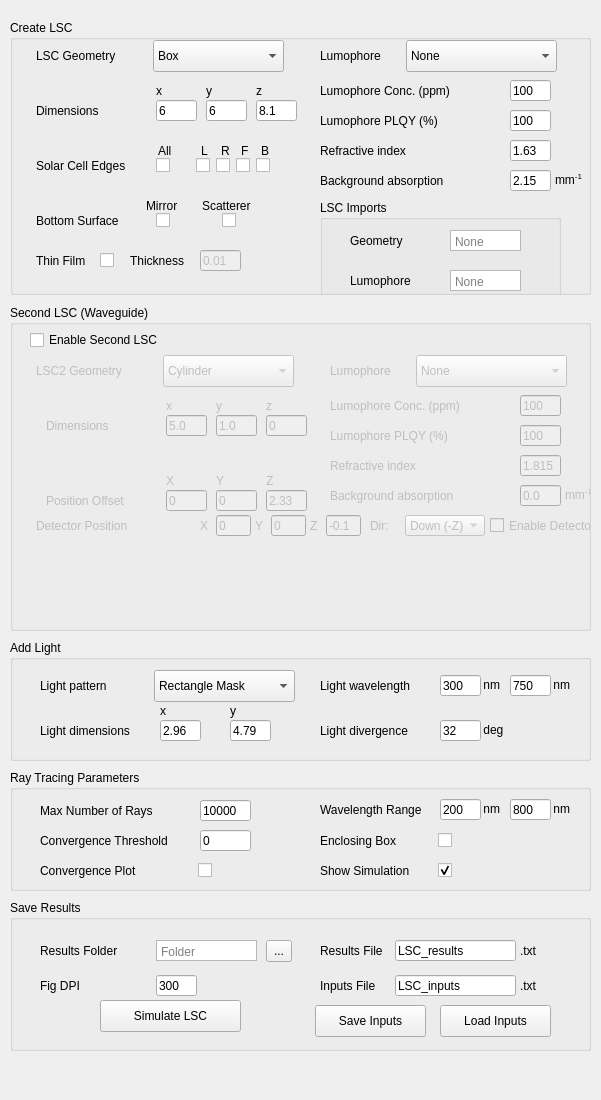
Above: GUI/form.ui from ZZ2k-IC/pvtrace-master before the change. Below: the same form after it.
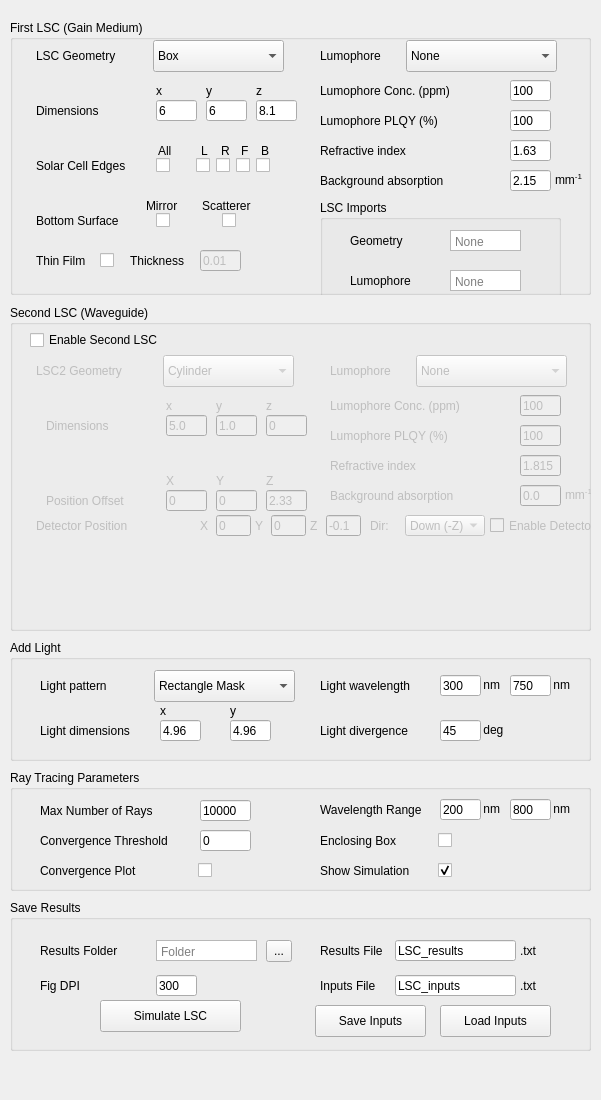
That is the form after the change.

Diff of the .ui file:
```diff
--- a/GUI/form.ui
+++ b/GUI/form.ui
@@ -38,7 +38,7 @@
     </rect>
    </property>
    <property name="title">
-    <string>Create LSC</string>
+    <string>First LSC (Gain Medium)</string>
    </property>
    <widget class="QFrame" name="frame">
     <property name="geometry">
@@ -1522,7 +1522,7 @@
      </rect>
     </property>
     <property name="text">
-     <string>4.79</string>
+     <string>4.96</string>
     </property>
     <property name="placeholderText">
      <string>y</string>
@@ -1538,7 +1538,7 @@
      </rect>
     </property>
     <property name="text">
-     <string>2.96</string>
+     <string>4.96</string>
     </property>
     <property name="placeholderText">
      <string>x</string>
@@ -1586,7 +1586,7 @@
      </rect>
     </property>
     <property name="text">
-     <string>32</string>
+     <string>45</string>
     </property>
    </widget>
    <widget class="QLabel" name="label_30">
```
